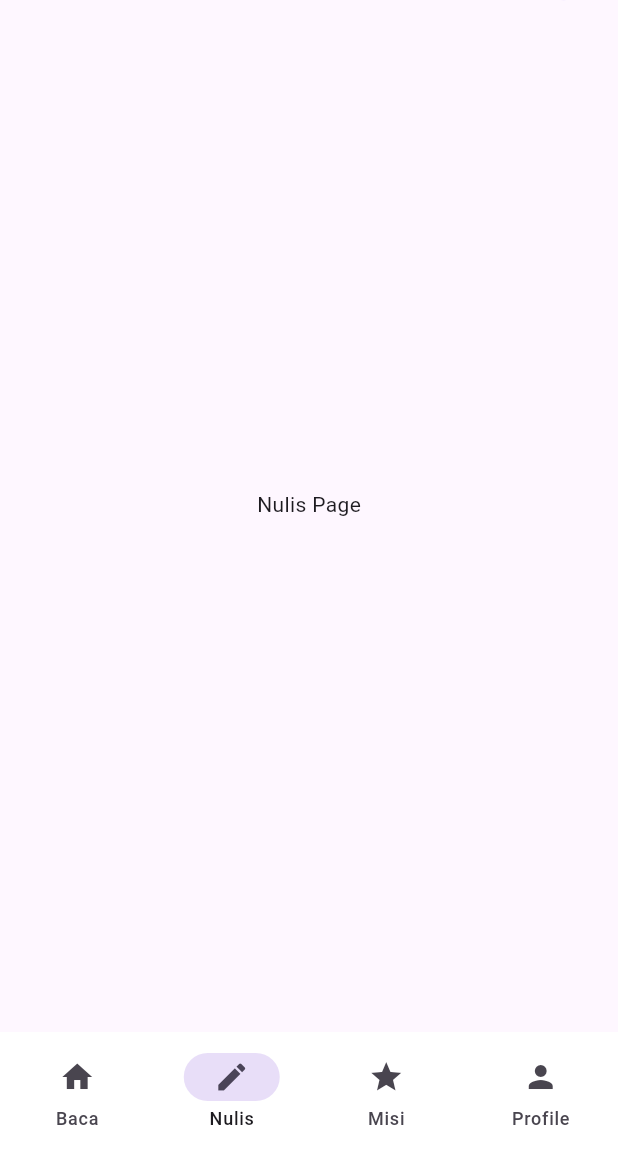
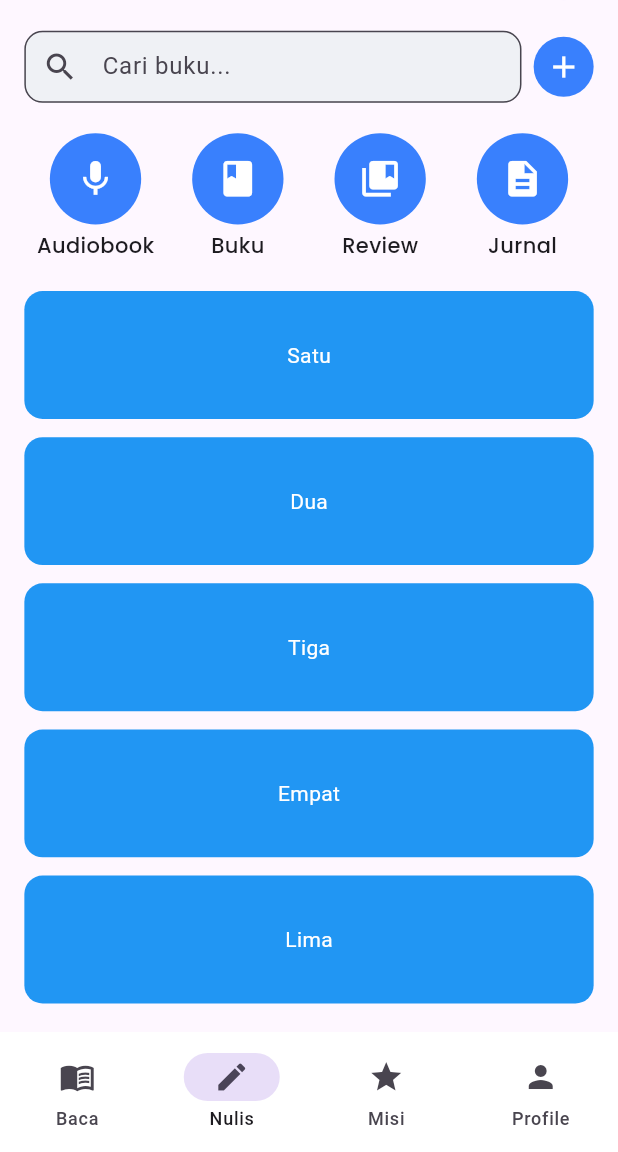
Before and after one commit to rakafebriansy/tera_pustaka, a Flutter app: the HomeView screen opened by its route, item 2 of the bottom bar chosen, on a phone screen of 412 x 824 dp, the part 84-1236 px from its top. Run offline on Flutter 3.47's test engine with Material 3 defaults, Android fonts, the phone set to English and light mode, and no system bars; our stand-ins replace flutter_screenutil, get, google_fonts, smooth_page_indicator.

Commit message:
feat: home page - nulis view skeleton

```diff
--- /dev/null
+++ b/lib/app/components/navs/app_circle_menu_button.dart
@@ -0,0 +1,36 @@
+import 'package:flutter/material.dart';
+import 'package:flutter_screenutil/flutter_screenutil.dart';
+import 'package:google_fonts/google_fonts.dart';
+import 'package:tera_pustaka/app/theme/app_%20colors.dart';
+
+class AppCircleMenuButton extends StatelessWidget {
+  const AppCircleMenuButton({
+    super.key,
+    required this.onTap,
+    required this.label,
+    required this.iconData,
+  });
+
+  final GestureTapCallback onTap;
+  final String label;
+  final IconData iconData;
+
+  @override
+  Widget build(BuildContext context) {
+    return Column(
+      mainAxisSize: MainAxisSize.min,
+      children: [
+        GestureDetector(
+          onTap: onTap,
+          child: CircleAvatar(
+            radius: 30.sp,
+            backgroundColor: AppColors.secondary,
+            child: Icon(iconData, color: Colors.white, size: 28.sp,),
+          ),
+        ),
+        SizedBox(height: 4.sp,),
+        Text(label, style: GoogleFonts.poppins(fontWeight: FontWeight.w500)),
+      ],
+    );
+  }
+}
--- a/lib/app/modules/home/views/home_view.dart
+++ b/lib/app/modules/home/views/home_view.dart
@@ -4,6 +4,7 @@ import 'package:flutter_screenutil/flutter_screenutil.dart';
 import 'package:get/get.dart';
 import 'package:google_fonts/google_fonts.dart';
 import 'package:tera_pustaka/app/partials/home/baca/baca_view.dart';
+import 'package:tera_pustaka/app/partials/home/nulis/nulis_view.dart';
 
 import '../controllers/home_controller.dart';
 import '../../../assets_manager.dart' as assets;
@@ -13,7 +14,7 @@ class HomeView extends GetView<HomeController> {
 
   final List<Widget> _pages = const [
     BacaView(),
-    Center(child: Text("Nulis Page")),
+    NulisView(),
     Center(child: Text("Misi Page")),
     Center(child: Text("Profile Page")),
   ];
@@ -50,7 +51,7 @@ class HomeView extends GetView<HomeController> {
           selectedIndex: controller.currentIndex.value,
           onDestinationSelected: controller.changePage,
           destinations: const [
-            NavigationDestination(icon: Icon(Icons.home), label: "Baca"),
+            NavigationDestination(icon: Icon(Icons.menu_book), label: "Baca"),
             NavigationDestination(icon: Icon(Icons.edit), label: "Nulis"),
             NavigationDestination(icon: Icon(Icons.star), label: "Misi"),
             NavigationDestination(icon: Icon(Icons.person), label: "Profile"),
--- a/lib/app/partials/home/baca/baca_view.dart
+++ b/lib/app/partials/home/baca/baca_view.dart
@@ -23,6 +23,7 @@ class BacaView extends GetView<BacaController> {
               filled: true,
               fillColor: Color(0xFFEFF1F5),
               hintText: "Cari buku...",
+              contentPadding: EdgeInsets.symmetric(vertical: 6, horizontal: 12),
               prefixIcon: const Icon(Icons.search),
               border: OutlineInputBorder(
                 borderRadius: BorderRadius.circular(12.sp),
--- /dev/null
+++ b/lib/app/partials/home/nulis/nulis_controller.dart
@@ -0,0 +1,17 @@
+import 'package:get/get.dart';
+
+class NulisController extends GetxController {
+  Rx<String> query = "".obs;
+  RxList<String> myWritings = <String>[
+    'Satu',
+    'Dua',
+    'Tiga',
+    'Empat',
+    'Lima',
+    'Enam',
+  ].obs;
+
+  void updateQuery(String value) {
+    query.value = value;
+  }
+}
--- /dev/null
+++ b/lib/app/partials/home/nulis/nulis_view.dart
@@ -0,0 +1,123 @@
+import 'package:flutter/material.dart';
+import 'package:flutter_screenutil/flutter_screenutil.dart';
+import 'package:get/get.dart';
+import 'package:google_fonts/google_fonts.dart';
+import 'package:tera_pustaka/app/components/navs/app_circle_menu_button.dart';
+import 'package:tera_pustaka/app/theme/app_%20colors.dart';
+import './nulis_controller.dart';
+
+class NulisView extends GetView<NulisController> {
+  const NulisView({super.key});
+
+  @override
+  Widget build(BuildContext context) {
+    Get.put(NulisController());
+
+    return Scaffold(
+      body: Column(
+        mainAxisSize: MainAxisSize.min,
+        crossAxisAlignment: CrossAxisAlignment.start,
+        children: [
+          SizedBox(height: 20.sp),
+          Row(
+            children: [
+              Expanded(
+                child: TextField(
+                  onChanged: controller.updateQuery,
+                  decoration: InputDecoration(
+                    filled: true,
+                    fillColor: Color(0xFFEFF1F5),
+                    hintText: "Cari buku...",
+                    contentPadding: EdgeInsets.symmetric(
+                      vertical: 6,
+                      horizontal: 12,
+                    ),
+                    prefixIcon: const Icon(Icons.search),
+                    border: OutlineInputBorder(
+                      borderRadius: BorderRadius.circular(12.sp),
+                    ),
+                    focusedBorder: OutlineInputBorder(
+                      borderRadius: BorderRadius.circular(12.sp),
+                      borderSide: const BorderSide(
+                        color: Colors.blue,
+                        width: 2,
+                      ),
+                    ),
+                  ),
+                ),
+              ),
+              SizedBox(width: 8.sp),
+              GestureDetector(
+                child: CircleAvatar(
+                  backgroundColor: AppColors.secondary,
+                  child: Icon(Icons.add, color: Colors.white, weight: 2),
+                ),
+                onTap: () {},
+              ),
+            ],
+          ),
+          SizedBox(height: 20.sp),
+          Row(
+            mainAxisAlignment: MainAxisAlignment.spaceBetween,
+            children: [
+              Expanded(
+                child: AppCircleMenuButton(
+                  onTap: () {},
+                  label: 'Audiobook',
+                  iconData: Icons.mic,
+                ),
+              ),
+              Expanded(
+                child: AppCircleMenuButton(
+                  onTap: () {},
+                  label: 'Buku',
+                  iconData: Icons.book,
+                ),
+              ),
+              Expanded(
+                child: AppCircleMenuButton(
+                  onTap: () {},
+                  label: 'Review',
+                  iconData: Icons.collections_bookmark,
+                ),
+              ),
+              Expanded(
+                child: AppCircleMenuButton(
+                  onTap: () {},
+                  label: 'Jurnal',
+                  iconData: Icons.description,
+                ),
+              ),
+            ],
+          ),
+          SizedBox(height: 20.sp),
+          Expanded(
+            child: ListView.separated(
+              shrinkWrap: true,
+              // physics: NeverScrollableScrollPhysics(),
+              itemCount: controller.myWritings.length,
+              separatorBuilder: (context, index) =>
+                  SizedBox(height: 12.sp),
+              itemBuilder: (context, index) {
+                return Container(
+                  height: 84.sp,
+                  width: 100.sp,
+                  decoration: BoxDecoration(
+                    color: Colors.blue,
+                    borderRadius: BorderRadius.circular(12.sp),
+                  ),
+                  child: Center(
+                    child: Text(
+                      controller.myWritings[index],
+                      style: const TextStyle(color: Colors.white),
+                    ),
+                  ),
+                );
+              },
+            ),
+          ),
+        ],
+      ),
+    );
+  }
+}
```
